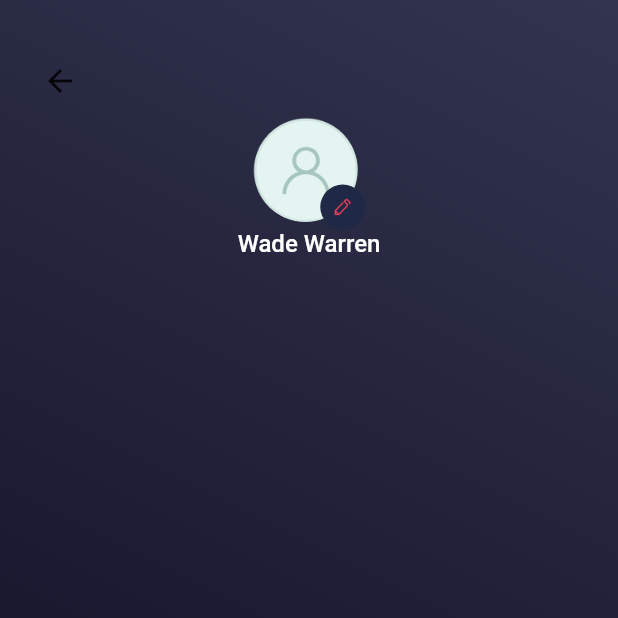
After one commit to RishabhDev2203/flutter-movieapp, a Flutter app: the ProfilePage screen opened directly, on a phone screen of 412 x 824 dp, the top half of it. The commit adds this screen. Run offline on Flutter 3.47's test engine with Material 2 defaults, Android fonts, the phone set to English and light mode, and no system bars; drawn by our look-alikes of cached_network_image; our stand-ins replace device_info, dio, equatable, flutter_bloc, fluttertoast, image_cropper and 5 more; missing offline and left inert: amazon_cognito_identity_dart_2; accounts and stored records are empty; generated files the repository leaves out were written again; network calls fail.

Commit message:
Profile ui

```diff
--- /dev/null
+++ b/lib/bloc/cubit/profile_page.dart
@@ -0,0 +1,112 @@
+import 'dart:io';
+import 'package:flutter/material.dart';
+import 'package:flutter/rendering.dart';
+import 'package:flutter_firebase_ott/util/app_colors.dart';
+import 'package:flutter_firebase_ott/util/dimensions.dart';
+import '../../util/component/photo_action_bottom_sheet.dart';
+import 'package:cached_network_image/cached_network_image.dart';
+
+class ProfilePage extends StatefulWidget {
+  const ProfilePage({Key? key}) : super(key: key);
+
+  @override
+  State<ProfilePage> createState() => _ProfilePageState();
+}
+
+class _ProfilePageState extends State<ProfilePage> {
+  String? _imagePath;
+
+  @override
+  Widget build(BuildContext context) {
+    return Container(
+      decoration: AppColors.bgGradientBoxDecoration(),
+      child: Scaffold(
+        backgroundColor: AppColors.transparent,
+        body: Padding(
+          padding: EdgeInsets.only(top: MediaQuery.of(context).padding.top+30,left: Dimensions.marginMedium,right: Dimensions.marginMedium),
+          child: Column(
+            crossAxisAlignment: CrossAxisAlignment.center,
+            children: [
+              const Align(
+                alignment: Alignment.topLeft,
+                  child: BackButton()),
+              Stack(
+                children: [
+                  _imageView(_imagePath),
+                  GestureDetector(
+                    onTap: () {
+                      PhotoActionBottomSheet(
+                          context: context,
+                          onComplete: (imagePath) {
+                            _imagePath = imagePath;
+                            setState(() {});
+                          },
+                          cropEnable: true);
+                    },
+                    child: Container(
+                      height: 30,
+                      width: 30,
+                      margin: const EdgeInsets.only(left: 45, top: 45),
+                      decoration: BoxDecoration(
+                          color: AppColors.containerColor,
+                          borderRadius: BorderRadius.circular(20)),
+                      child: Padding(
+                        padding: const EdgeInsets.all(6),
+                        child: Image.asset(
+                          "assets/images/edit.png",
+                          color: AppColors.red,
+                          height: 15,
+                          width: 15,
+                        ),
+                      ),
+                    ),
+                  ),
+                ],
+              ),
+              const Text(
+                "Wade Warren",
+                style: TextStyle(
+                  color: AppColors.white,
+                  fontSize: Dimensions.textSizeMedium,
+                  fontWeight: FontWeight.w500
+                ),
+              )
+            ],
+          ),
+        ),
+      ),
+    );
+  }
+
+  Widget _imageView(String? imagePath) {
+    return imagePath == null
+        ? ClipRRect(
+      borderRadius: BorderRadius.circular(50),
+      child: CachedNetworkImage(
+        width: 70,
+        height: 70,
+        imageUrl: "",
+        fit: BoxFit.cover,
+        placeholder: (context, url) =>
+            Container(
+              color: Colors.transparent,
+              alignment: Alignment.center,
+              child: Image.asset("assets/images/user_placeholder.png"),
+            ),
+        errorWidget: (context, url, error) =>
+            Container(
+              color: Colors.transparent,
+              alignment: Alignment.center,
+              child: Image.asset("assets/images/user_placeholder.png"),
+            ),
+      ),
+    )
+        : ClipRRect(
+      borderRadius: BorderRadius.circular(50),
+      child: Image.file(File(imagePath),
+          fit: BoxFit.cover,
+          height: 100,
+          width: 100),
+    );
+  }
+}
--- a/lib/util/app_colors.dart
+++ b/lib/util/app_colors.dart
@@ -29,6 +29,7 @@ class AppColors {
   static const pinkContainerColor =Color(0xFFFFEFF2);
   static const pinkBorderColor =Color(0xFFF7DEE2);
   static const pinkColor =Color(0xFFFC3055);
+  static const containerColor =Color(0xFF1F2845);
 
   //Divider Colors
   static const divider = Color(0xFF443E60);
```
Also changed, not shown: assets/images/edit.png (added), 1 other file.
